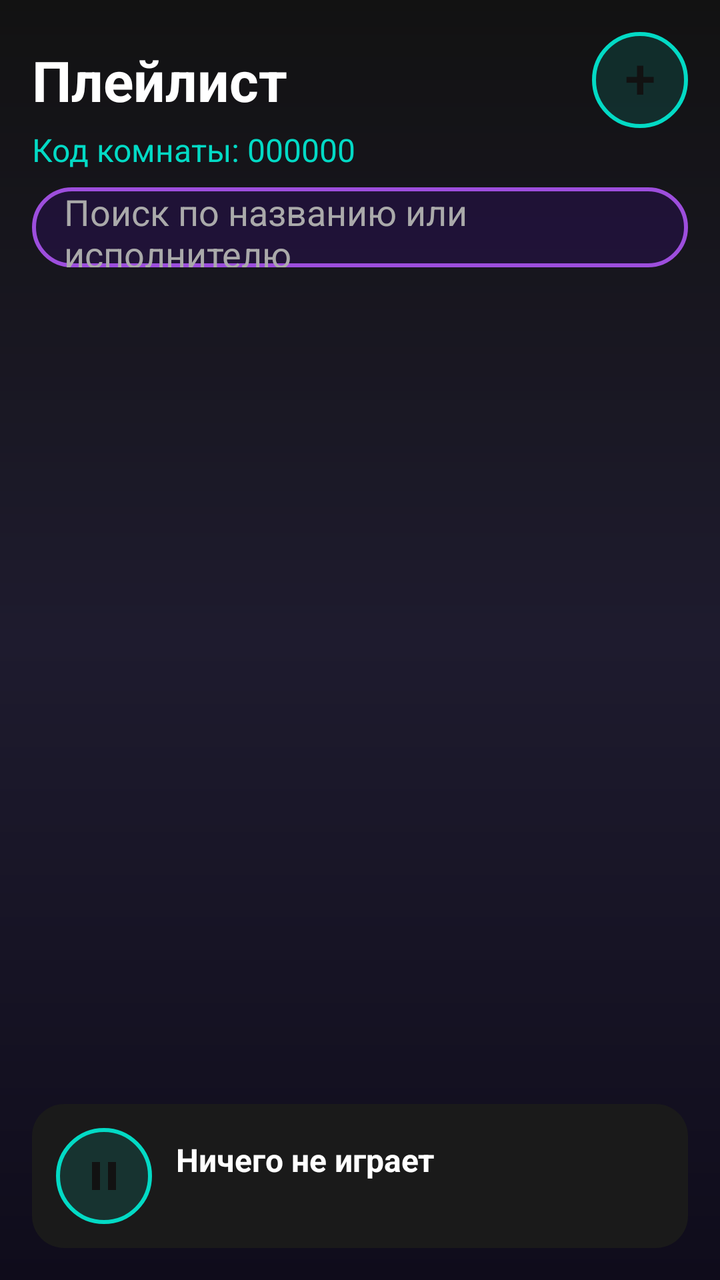
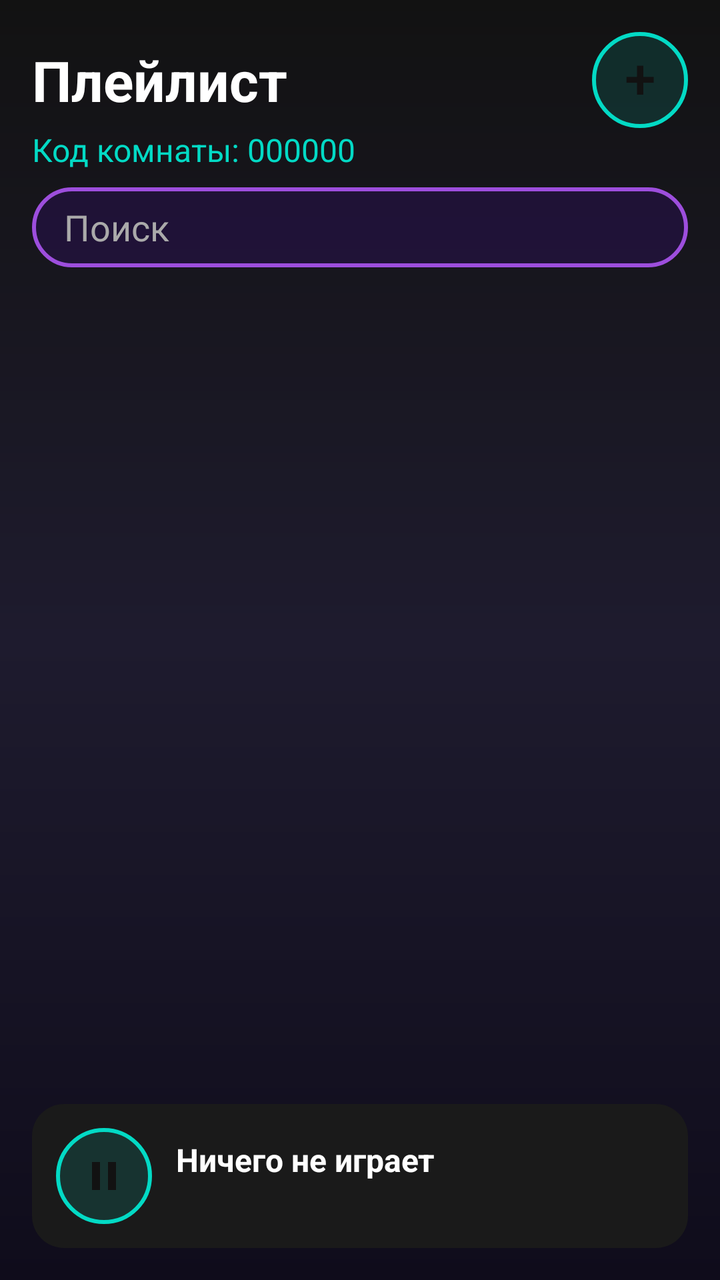

Two renders of the same Android screen: before a commit and after it. Below are the layout's source before the change and the commit's diff.
<!-- AndroidManifest.xml: application theme Theme.AppCompat.NoActionBar -->
<!-- res/layout/activity_playlist.xml -->
<?xml version="1.0" encoding="utf-8"?>
<RelativeLayout xmlns:android="http://schemas.android.com/apk/res/android"
    android:layout_width="match_parent"
    android:layout_height="match_parent"
    android:background="@drawable/bg_gradient"
    android:padding="16dp">

    <LinearLayout
        android:id="@+id/topBar"
        android:layout_width="match_parent"
        android:layout_height="wrap_content"
        android:orientation="horizontal"
        android:gravity="center_vertical"
        android:layout_alignParentTop="true">

        <TextView
            android:layout_width="0dp"
            android:layout_height="wrap_content"
            android:layout_weight="1"
            android:text="Плейлист"
            android:textSize="28sp"
            android:textStyle="bold"
            android:textColor="#FFFFFF" />

        <Button
            android:id="@+id/btnAddTrack"
            android:layout_width="48dp"
            android:layout_height="48dp"
            android:text="+"
            android:textSize="28sp"
            android:textColor="#121212"
            android:background="@drawable/btn_neon_cyan"
            android:stateListAnimator="@null"
            android:padding="0dp"
            android:includeFontPadding="false"
            android:gravity="center"/>
    </LinearLayout>

    <TextView
        android:id="@+id/tvPlaylistCode"
        android:layout_width="wrap_content"
        android:layout_height="wrap_content"
        android:text="Код комнаты: 000000"
        android:textSize="16sp"
        android:textColor="#03DAC5"
        android:layout_below="@id/topBar"
        android:layout_marginBottom="8dp" />

    
    <EditText
        android:id="@+id/etSearch"
        android:layout_width="match_parent"
        android:layout_height="40dp"
        android:layout_below="@id/tvPlaylistCode"
        android:background="@drawable/btn_neon_purple"
        android:paddingHorizontal="16dp"
        android:hint="Поиск по названию или исполнителю"
        android:textColorHint="#AAAAAA"
        android:textColor="#FFFFFF"
        android:layout_marginBottom="8dp"/>

    <ListView
        android:id="@+id/lvTracks"
        android:layout_width="match_parent"
        android:layout_height="match_parent"
        android:layout_below="@id/etSearch"
        android:layout_above="@id/bottomPlayer"
        android:divider="#333333"
        android:dividerHeight="1dp"
        android:paddingBottom="8dp"/>

    <LinearLayout
        android:id="@+id/bottomPlayer"
        android:layout_width="match_parent"
        android:layout_height="wrap_content"
        android:orientation="horizontal"
        android:gravity="center_vertical"
        android:layout_alignParentBottom="true"
        android:background="@drawable/bg_track_card"
        android:padding="12dp"
        android:layout_marginTop="8dp"
        android:clickable="true"
        android:focusable="true">

        <ImageButton
            android:id="@+id/btnPlayPause"
            android:layout_width="48dp"
            android:layout_height="48dp"
            android:src="@drawable/ic_pause"
            android:background="@drawable/btn_neon_cyan"
            android:scaleType="centerInside"
            android:layout_marginEnd="12dp"/>

        <LinearLayout
            android:layout_width="0dp"
            android:layout_height="wrap_content"
            android:layout_weight="1"
            android:orientation="vertical">

            <TextView
                android:id="@+id/tvNowPlayingTitle"
                android:layout_width="wrap_content"
                android:layout_height="wrap_content"
                android:text="Ничего не играет"
                android:textSize="16sp"
                android:textStyle="bold"
                android:textColor="#FFFFFF"
                android:maxLines="1"
                android:ellipsize="end"/>

            <TextView
                android:id="@+id/tvNowPlayingArtist"
                android:layout_width="wrap_content"
                android:layout_height="wrap_content"
                android:text=""
                android:textSize="12sp"
                android:textColor="#AAAAAA"
                android:maxLines="1"
                android:ellipsize="end"/>
        </LinearLayout>
    </LinearLayout>
</RelativeLayout>
<!-- resources referenced by this layout -->
<resources>
  <!-- drawable bg_gradient (drawable) -->
  <?xml version="1.0" encoding="utf-8"?>
  <shape xmlns:android="http://schemas.android.com/apk/res/android">
      <gradient
          android:angle="270"
          android:startColor="#121212"
          android:centerColor="#1E1B2E"
          android:endColor="#0F0C1B"
          android:type="linear" />
  </shape>
  <!-- drawable bg_track_card (drawable) -->
  <?xml version="1.0" encoding="utf-8"?>
  <shape xmlns:android="http://schemas.android.com/apk/res/android">
      <solid android:color="#1A1A1A"/>
      <corners android:radius="16dp"/>
  </shape>
  <!-- drawable btn_neon_cyan (drawable) -->
  <?xml version="1.0" encoding="utf-8"?>
  <shape xmlns:android="http://schemas.android.com/apk/res/android">
      <solid android:color="#2003DAC5" />
      <stroke android:width="2dp" android:color="#03DAC5" />
      <corners android:radius="30dp" />
  </shape>
  <!-- drawable btn_neon_purple (drawable) -->
  <?xml version="1.0" encoding="utf-8"?>
  <shape xmlns:android="http://schemas.android.com/apk/res/android">
      <solid android:color="#206200EE" /> 
      <stroke android:width="2dp" android:color="#9D4EDD" /> 
      <corners android:radius="30dp" /> 
  </shape>
  <!-- drawable ic_pause (drawable) -->
  <vector xmlns:android="http://schemas.android.com/apk/res/android"
      android:width="24dp"
      android:height="24dp"
      android:viewportWidth="24"
      android:viewportHeight="24">
      <path
          android:fillColor="#121212"
          android:pathData="M6,19h4V5H6v14zM14,5v14h4V5h-4z"/>
  </vector>
  <style name="Theme.AppCompat.NoActionBar" parent="Theme.AppCompat.Light.NoActionBar">
          <item name="colorPrimary">#6200EE</item>
          <item name="colorPrimaryDark">#3700B3</item>
          <item name="colorAccent">#03DAC5</item>
          <item name="android:windowBackground">#121212</item>
      </style>
</resources>

<!-- the commit's change to res/layout/activity_playlist.xml (unified diff, before → after) -->
@@ -54,7 +54,7 @@
         android:layout_below="@id/tvPlaylistCode"
         android:background="@drawable/btn_neon_purple"
         android:paddingHorizontal="16dp"
-        android:hint="Поиск по названию или исполнителю"
+        android:hint="Поиск"
         android:textColorHint="#AAAAAA"
         android:textColor="#FFFFFF"
         android:layout_marginBottom="8dp"/>
